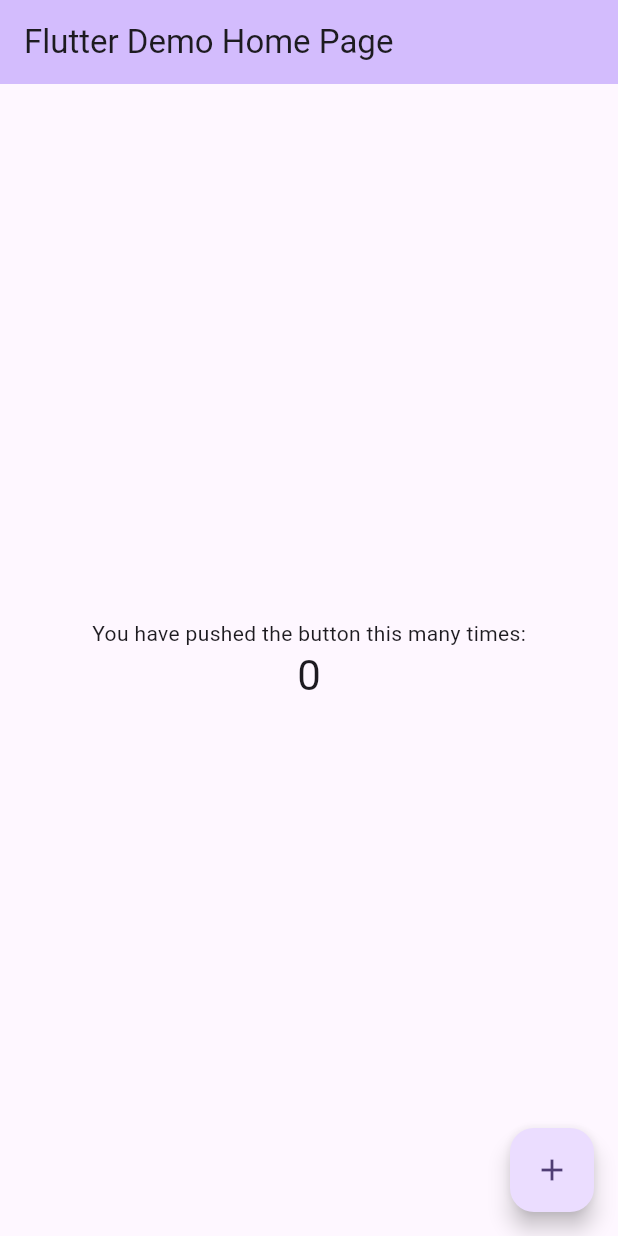
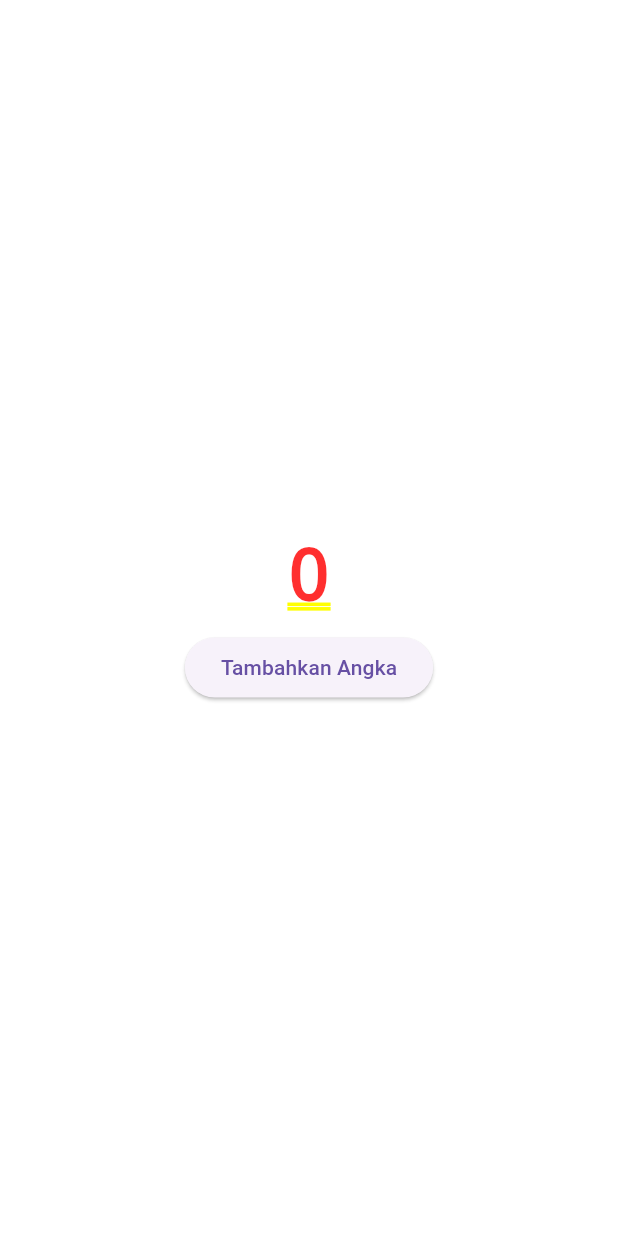
Before and after one commit to AripAndan/wisata_mobile_6, a Flutter app: the screen it shows after launch, on a phone screen of 412 x 824 dp. Run offline on Flutter 3.47's test engine with Material 3 defaults, Android fonts, the phone set to English and light mode, and no system bars.

Commit message:
Mobile pertemuan ke-4

```diff
--- a/lib/main.dart
+++ b/lib/main.dart
@@ -1,125 +1,7 @@
 import 'package:flutter/material.dart';
+import 'package:wisata_mobile_6/mystatefullwidget.dart';
+import 'package:wisata_mobile_6/mystatelesswidget.dart';
 
 void main() {
-  runApp(const MyApp());
+  runApp(const Mystatefullwidget());
 }
-
-class MyApp extends StatelessWidget {
-  const MyApp({super.key});
-
-  // This widget is the root of your application.
-  @override
-  Widget build(BuildContext context) {
-    return MaterialApp(
-      title: 'Flutter Demo',
-      theme: ThemeData(
-        // This is the theme of your application.
-        //
-        // TRY THIS: Try running your application with "flutter run". You'll see
-        // the application has a purple toolbar. Then, without quitting the app,
-        // try changing the seedColor in the colorScheme below to Colors.green
-        // and then invoke "hot reload" (save your changes or press the "hot
-        // reload" button in a Flutter-supported IDE, or press "r" if you used
-        // the command line to start the app).
-        //
-        // Notice that the counter didn't reset back to zero; the application
-        // state is not lost during the reload. To reset the state, use hot
-        // restart instead.
-        //
-        // This works for code too, not just values: Most code changes can be
-        // tested with just a hot reload.
-        colorScheme: ColorScheme.fromSeed(seedColor: Colors.deepPurple),
-        useMaterial3: true,
-      ),
-      home: const MyHomePage(title: 'Flutter Demo Home Page'),
-    );
-  }
-}
-
-class MyHomePage extends StatefulWidget {
-  const MyHomePage({super.key, required this.title});
-
-  // This widget is the home page of your application. It is stateful, meaning
-  // that it has a State object (defined below) that contains fields that affect
-  // how it looks.
-
-  // This class is the configuration for the state. It holds the values (in this
-  // case the title) provided by the parent (in this case the App widget) and
-  // used by the build method of the State. Fields in a Widget subclass are
-  // always marked "final".
-
-  final String title;
-
-  @override
-  State<MyHomePage> createState() => _MyHomePageState();
-}
-
-class _MyHomePageState extends State<MyHomePage> {
-  int _counter = 0;
-
-  void _incrementCounter() {
-    setState(() {
-      // This call to setState tells the Flutter framework that something has
-      // changed in this State, which causes it to rerun the build method below
-      // so that the display can reflect the updated values. If we changed
-      // _counter without calling setState(), then the build method would not be
-      // called again, and so nothing would appear to happen.
-      _counter++;
-    });
-  }
-
-  @override
-  Widget build(BuildContext context) {
-    // This method is rerun every time setState is called, for instance as done
-    // by the _incrementCounter method above.
-    //
-    // The Flutter framework has been optimized to make rerunning build methods
-    // fast, so that you can just rebuild anything that needs updating rather
-    // than having to individually change instances of widgets.
-    return Scaffold(
-      appBar: AppBar(
-        // TRY THIS: Try changing the color here to a specific color (to
-        // Colors.amber, perhaps?) and trigger a hot reload to see the AppBar
-        // change color while the other colors stay the same.
-        backgroundColor: Theme.of(context).colorScheme.inversePrimary,
-        // Here we take the value from the MyHomePage object that was created by
-        // the App.build method, and use it to set our appbar title.
-        title: Text(widget.title),
-      ),
-      body: Center(
-        // Center is a layout widget. It takes a single child and positions it
-        // in the middle of the parent.
-        child: Column(
-          // Column is also a layout widget. It takes a list of children and
-          // arranges them vertically. By default, it sizes itself to fit its
-          // children horizontally, and tries to be as tall as its parent.
-          //
-          // Column has various properties to control how it sizes itself and
-          // how it positions its children. Here we use mainAxisAlignment to
-          // center the children vertically; the main axis here is the vertical
-          // axis because Columns are vertical (the cross axis would be
-          // horizontal).
-          //
-          // TRY THIS: Invoke "debug painting" (choose the "Toggle Debug Paint"
-          // action in the IDE, or press "p" in the console), to see the
-          // wireframe for each widget.
-          mainAxisAlignment: MainAxisAlignment.center,
-          children: <Widget>[
-            const Text(
-              'You have pushed the button this many times:',
-            ),
-            Text(
-              '$_counter',
-              style: Theme.of(context).textTheme.headlineMedium,
-            ),
-          ],
-        ),
-      ),
-      floatingActionButton: FloatingActionButton(
-        onPressed: _incrementCounter,
-        tooltip: 'Increment',
-        child: const Icon(Icons.add),
-      ), // This trailing comma makes auto-formatting nicer for build methods.
-    );
-  }
-}
--- /dev/null
+++ b/lib/mystatefullwidget.dart
@@ -0,0 +1,40 @@
+import 'package:flutter/material.dart';
+
+class Mystatefullwidget extends StatefulWidget {
+  const Mystatefullwidget({super.key});
+
+  @override
+  State<StatefulWidget> createState() => _MystatefullwidgetState();
+}
+
+class _MystatefullwidgetState extends State<Mystatefullwidget> {
+  var _hitungan = 0;
+
+  void _tambahAngka() {
+    setState(() {
+      _hitungan++;
+    });
+  }
+
+  @override
+  Widget build(BuildContext context) {
+    return MaterialApp(
+      title: 'Program Stateful Widget',
+      home: Column(
+        mainAxisAlignment: MainAxisAlignment.center,
+        children: [
+          Text('$_hitungan'),
+          SizedBox(
+            height: 10,
+          ),
+          ElevatedButton(
+            onPressed: () {
+              _tambahAngka();
+            },
+            child: Text('Tambahkan Angka'),
+          )
+        ],
+      ),
+    );
+  }
+}
--- /dev/null
+++ b/lib/mystatelesswidget.dart
@@ -0,0 +1,22 @@
+import 'package:flutter/material.dart';
+
+class Mystatelesswidget extends StatelessWidget {
+  const Mystatelesswidget({super.key});
+
+  @override
+  Widget build(BuildContext context) {
+    return MaterialApp(
+      title: 'Program Stateless Widget',
+      home: Scaffold(
+        appBar: AppBar(
+          backgroundColor: Colors.green,
+          title: Text('Ini Adalah Stateless Widget'),
+        ),
+        body: Center(
+
+          child: Text('Anjay Mabar'),
+        ),
+      ),
+    );
+  }
+}
```
